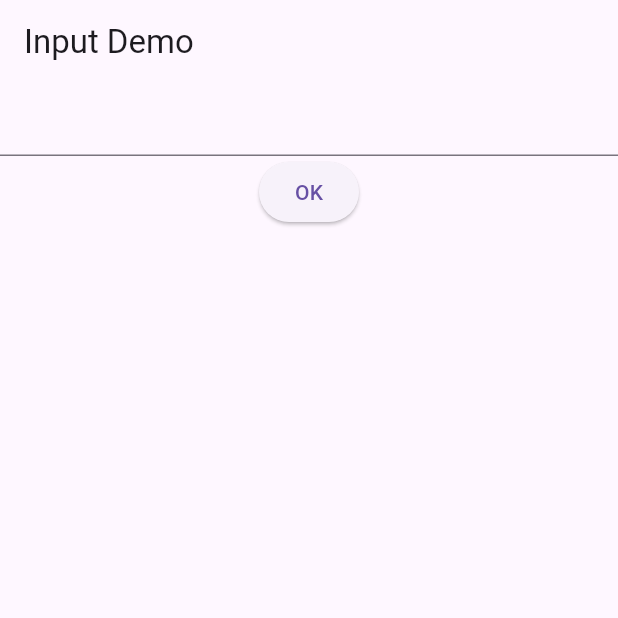
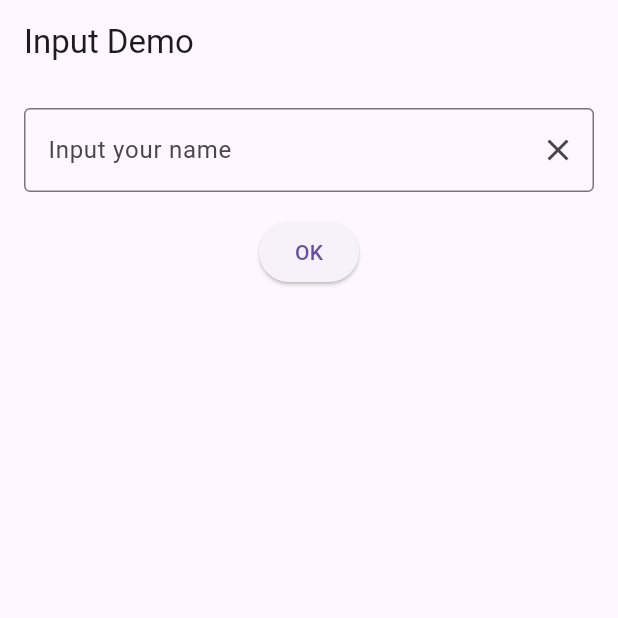
Before and after one commit to EchoOfHer/lab_4aug, a Flutter app: the screen it shows after launch, after a tap on "OK", on a phone screen of 412 x 824 dp, the top half of it. Run offline on Flutter 3.47's test engine with Material 3 defaults, Android fonts, the phone set to English and light mode, and no system bars.

Commit message:
Decorate input text

```diff
--- a/lib/Lab-week4/input_demo.dart
+++ b/lib/Lab-week4/input_demo.dart
@@ -22,8 +22,23 @@ class _InputDemoState extends State<InputDemo> {
       appBar: AppBar(title: Text('Input Demo')),
       body: Column(
         children: [
-          TextField(controller: tcName),
+          Padding(
+            padding: const EdgeInsets.all(16.0),
+            child: TextField(
+              controller: tcName,
+              decoration: InputDecoration(
+                border: OutlineInputBorder(),
+                labelText: 'Input your name',
+                suffixIcon: IconButton(
+                  onPressed: tcName.clear,
+                  icon: Icon(Icons.clear),
+                ),
+              ),
+            ),
+          ),
+          //SizedBox(height: 16),
           ElevatedButton(onPressed: updatateMessage, child: Text('OK')),
+          SizedBox(height: 16),
           Text(message),
         ],
       ),
--- a/lib/main.dart
+++ b/lib/main.dart
@@ -3,5 +3,5 @@ import 'package:flutter/material.dart';
 import 'package:lab_4aug/Lab-week4/input_demo.dart'; //'./Lab-week4/basic.dart';
 
 void main() {
-  runApp(MaterialApp(home: InputDemo()));
+  runApp(MaterialApp(home: InputDemo(), debugShowCheckedModeBanner: false));
 }
```
